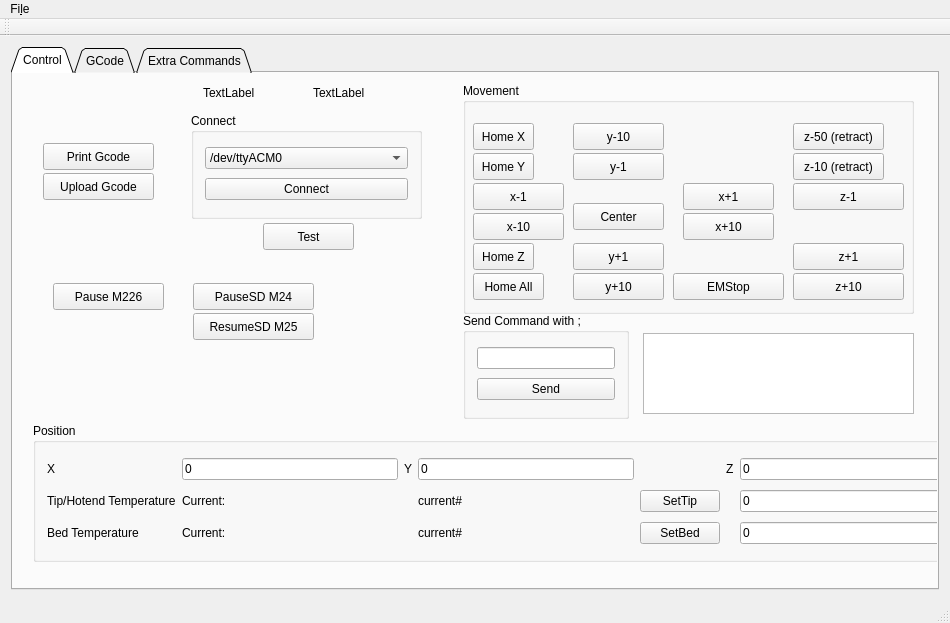
The window that mainwindow.ui (netpipe/QPrint3D) describes before a commit, drawn with Qt 5.
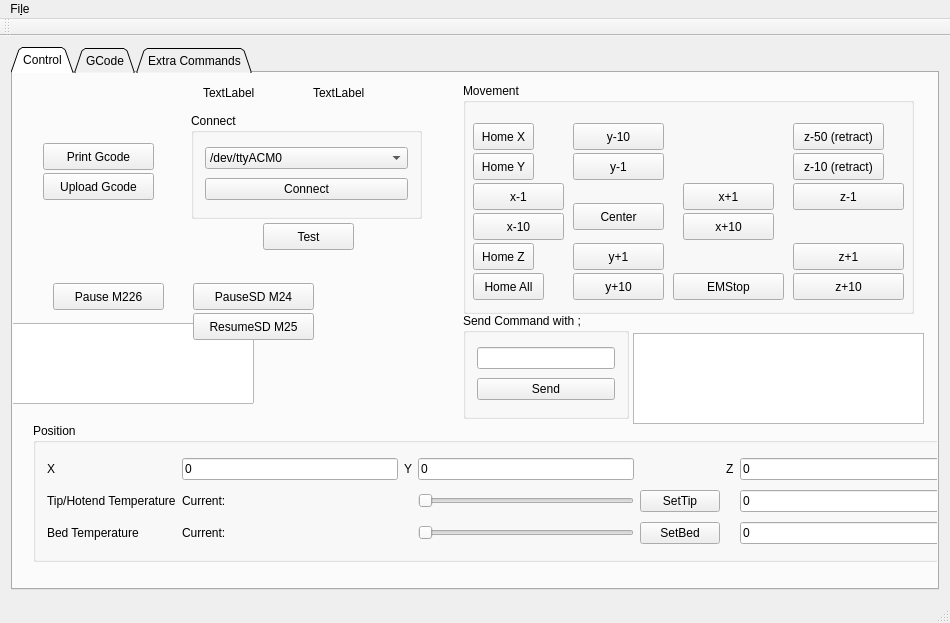
The same window after the commit. The open tabs and pages were chosen to show the change.

Patch:
```diff
--- a/mainwindow.ui
+++ b/mainwindow.ui
@@ -346,8 +346,8 @@
        <widget class="QListView" name="listView">
         <property name="geometry">
          <rect>
-          <x>630</x>
-          <y>260</y>
+          <x>-30</x>
+          <y>250</y>
           <width>271</width>
           <height>81</height>
          </rect>
@@ -473,13 +473,6 @@
            </property>
           </widget>
          </item>
-         <item row="2" column="3">
-          <widget class="QLabel" name="ctiptemp">
-           <property name="text">
-            <string>current#</string>
-           </property>
-          </widget>
-         </item>
          <item row="2" column="1">
           <widget class="QLabel" name="label_8">
            <property name="text">
@@ -487,13 +480,6 @@
            </property>
           </widget>
          </item>
-         <item row="3" column="3">
-          <widget class="QLabel" name="cbedtemp">
-           <property name="text">
-            <string>current#</string>
-           </property>
-          </widget>
-         </item>
          <item row="3" column="1">
           <widget class="QLabel" name="label_9">
            <property name="text">
@@ -543,6 +529,20 @@
            </property>
           </widget>
          </item>
+         <item row="2" column="3">
+          <widget class="QSlider" name="tiptempslide">
+           <property name="orientation">
+            <enum>Qt::Horizontal</enum>
+           </property>
+          </widget>
+         </item>
+         <item row="3" column="3">
+          <widget class="QSlider" name="bedtempslide">
+           <property name="orientation">
+            <enum>Qt::Horizontal</enum>
+           </property>
+          </widget>
+         </item>
         </layout>
        </widget>
        <widget class="QPushButton" name="pausebtn">
@@ -584,6 +584,16 @@
          <string>ResumeSD M25</string>
         </property>
        </widget>
+       <widget class="QTextEdit" name="console">
+        <property name="geometry">
+         <rect>
+          <x>620</x>
+          <y>260</y>
+          <width>291</width>
+          <height>91</height>
+         </rect>
+        </property>
+       </widget>
       </widget>
       <widget class="QWidget" name="tab_3">
        <attribute name="title">
```
Left out of the diff: 6 changed lines with no effect on the pictures.
